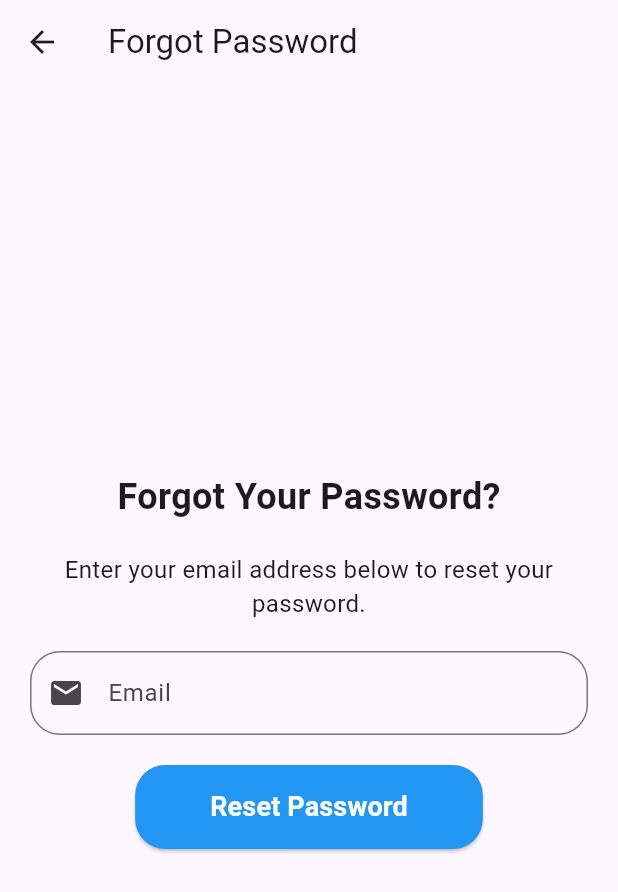
After one commit to Libanad/Flutter_Blog_To_App, a Flutter app: the ForgotPasswordScreen screen opened directly, on a phone screen of 412 x 824 dp. The commit adds this screen. Shown: the top 892 px of the screen. Run offline on Flutter 3.47's test engine with Material 3 defaults, Android fonts, the phone set to English and light mode, and no system bars; our stand-ins replace image_picker.

Commit message:
created forgot password screen

```diff
--- /dev/null
+++ b/lib/screens/forgotPasswordScreen.dart
@@ -0,0 +1,72 @@
+import 'package:flutter/material.dart';
+
+class ForgotPasswordScreen extends StatelessWidget {
+  const ForgotPasswordScreen({super.key});
+
+  @override
+  Widget build(BuildContext context) {
+    return Scaffold(
+      appBar: AppBar(
+        title: const Text('Forgot Password'),
+      ),
+      body: Padding(
+        padding: const EdgeInsets.all(20.0),
+        child: Column(
+          mainAxisAlignment: MainAxisAlignment.center,
+          children: [
+            const Text(
+              'Forgot Your Password?',
+              style: TextStyle(fontSize: 24, fontWeight: FontWeight.bold),
+            ),
+            const SizedBox(height: 20),
+            const Text(
+              'Enter your email address below to reset your password.',
+              textAlign: TextAlign.center,
+              style: TextStyle(fontSize: 16),
+            ),
+            const SizedBox(height: 20),
+            TextFormField(
+              decoration: InputDecoration(
+                labelText: 'Email',
+                prefixIcon: const Icon(Icons.email),
+                border: OutlineInputBorder(
+                  borderRadius: BorderRadius.circular(20),
+                ),
+              ),
+              keyboardType: TextInputType.emailAddress,
+              validator: (value) {
+                if (value == null || value.isEmpty) {
+                  return 'Please enter your email';
+                } else if (!value.contains('@')) {
+                  return 'Please enter a valid email';
+                }
+                return null;
+              },
+            ),
+            const SizedBox(height: 20),
+            ElevatedButton(
+              onPressed: () {
+                // Handle password reset logic
+              },
+              style: ElevatedButton.styleFrom(
+                padding: const EdgeInsets.symmetric(horizontal: 50, vertical: 15),
+                backgroundColor: Colors.blue,
+                shape: RoundedRectangleBorder(
+                  borderRadius: BorderRadius.circular(20),
+                ),
+              ),
+              child: const Text(
+                'Reset Password',
+                style: TextStyle(
+                  fontSize: 18,
+                  fontWeight: FontWeight.bold,
+                  color: Colors.white,
+                ),
+              ),
+            ),
+          ],
+        ),
+      ),
+    );
+  }
+}
--- a/lib/screens/login_screen.dart
+++ b/lib/screens/login_screen.dart
@@ -88,6 +88,7 @@ class _LoginFormState extends State<LoginForm> {
       // Perform login logic
       // await Future.delayed(const Duration(seconds: 2));
 Navigator.of(context).push(MaterialPageRoute(builder: (context) => const DashboardScreen(),));
+
     //  Navigator.of(context).pushAndRemoveUntil(MaterialPageRoute(builder: (context) => BlogDashboard(),), (route) => false);
     }
   }
```
